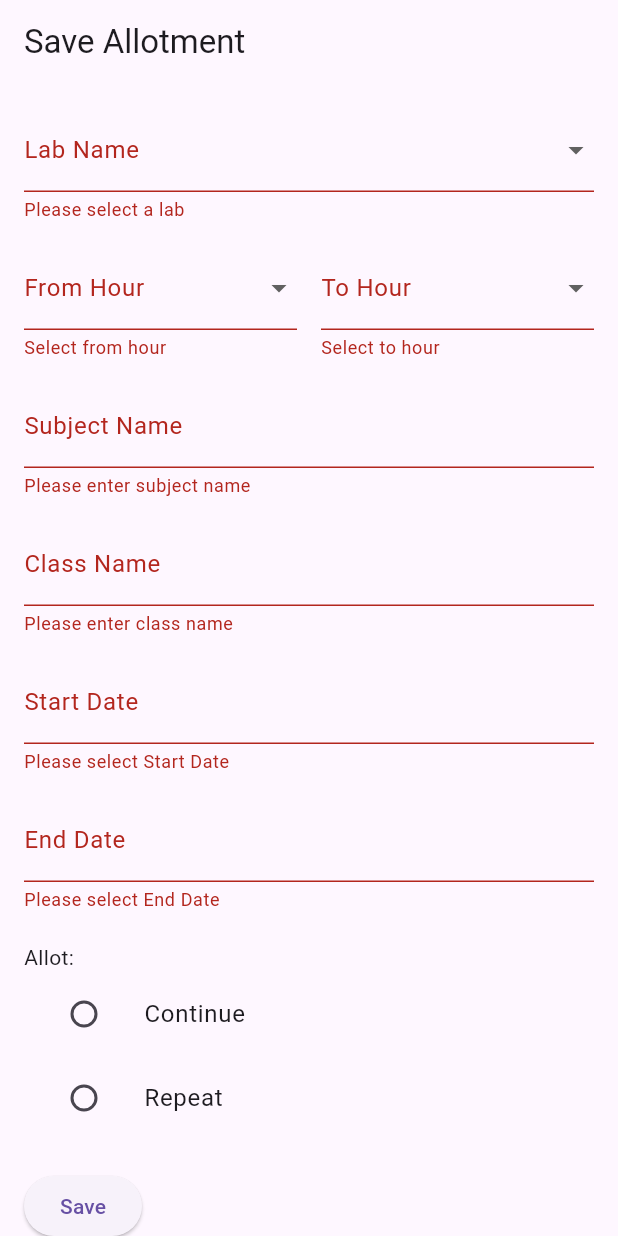
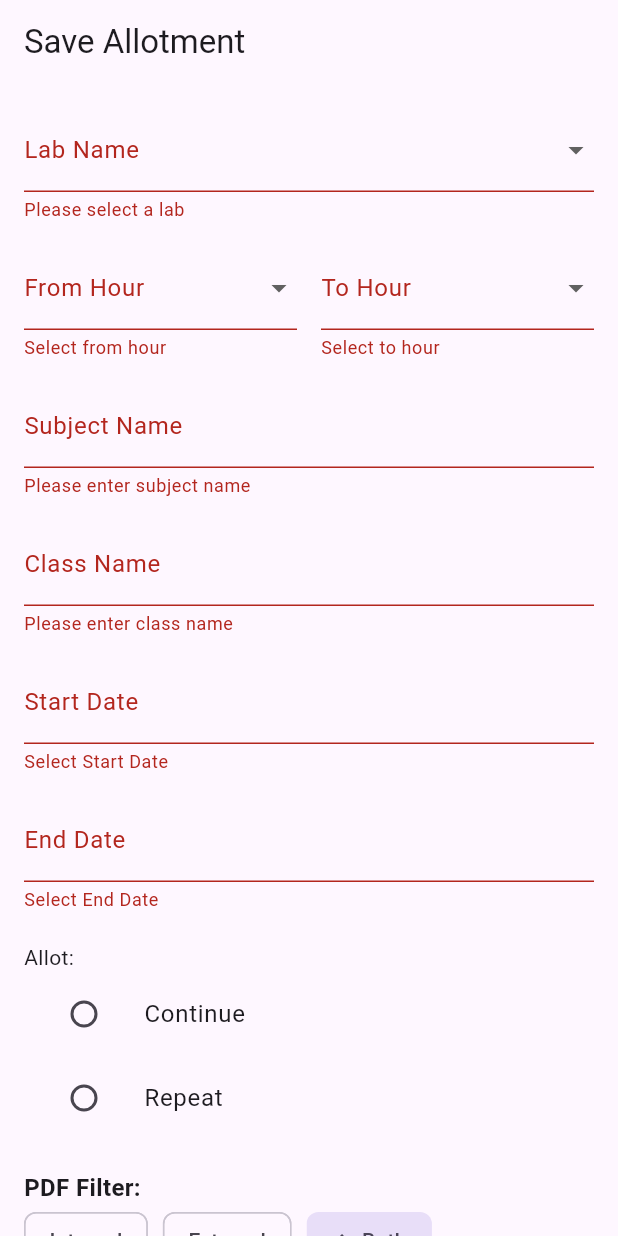
Before and after one commit to varunpnair92/fisatttflutter, a Flutter app: the SaveAllotmentPage screen opened directly, after a tap on "Save", on a phone screen of 412 x 824 dp. Run offline on Flutter 3.47's test engine with Material 3 defaults, Android fonts, the phone set to English and light mode, and no system bars; our stand-ins replace firebase_auth, firebase_core, get, google_sign_in, open_file, pdf and 3 more; accounts and stored records are empty; network calls fail.

Commit message:
Added daily pdf with filter for both external internal

```diff
--- a/lib/daily_report_pdf.dart
+++ b/lib/daily_report_pdf.dart
@@ -33,6 +33,7 @@ class DailyGridPdfGenerator {
   static Future<void> generate({
     required DateTime date,
     required LabController labController,
+    required String filter,   // NEW FILTER PARAMETER
   }) async {
 
     final pdf = pw.Document();
@@ -41,11 +42,22 @@ class DailyGridPdfGenerator {
     final formattedDate = df.format(date);
     final labMap = labController.labAllotments;
 
-    // Build our lookup map
+    // Build table map
     Map<String, Map<String, Map<String, dynamic>>> table = {};
+
     for (var lab in labOrder) {
       table[lab] = {};
+
       var entries = (labMap[lab] ?? []).cast<Map<String, dynamic>>();
+
+      // APPLY FILTER -------------------------
+      entries = entries.where((e) {
+        final ext = (e["external"] ?? "").toString().toLowerCase();
+        if (filter == "internal") return ext != "external" && ext != "yes";
+        if (filter == "external") return ext == "external" || ext == "yes";
+        return true; // both
+      }).toList();
+      // --------------------------------------
 
       for (var e in entries) {
         final hr = e["hours"]?.toString();
@@ -59,7 +71,6 @@ class DailyGridPdfGenerator {
     final labColWidth = 55.0;
     final remaining = pageWidth - labColWidth;
 
-    // Force hour width integer for stability
     final hourWidth = (remaining / uiHours.length).floorToDouble();
     final lastHourWidth = remaining - hourWidth * (uiHours.length - 1);
 
@@ -70,22 +81,23 @@ class DailyGridPdfGenerator {
     final headerStyle = pw.TextStyle(fontSize: 11, fontWeight: pw.FontWeight.bold);
     final cellStyle = pw.TextStyle(fontSize: 9);
 
-    // Build PDF Page
     pdf.addPage(
       pw.Page(
         pageFormat: PdfPageFormat.a4.landscape,
         margin: pw.EdgeInsets.all(10),
-        build: (pw.Context ctx) {
+        build: (_) {
           return pw.Column(
             crossAxisAlignment: pw.CrossAxisAlignment.start,
             children: [
-
               pw.Container(
                 width: double.infinity,
                 padding: pw.EdgeInsets.all(8),
                 decoration: pw.BoxDecoration(border: pw.Border.all(width: 1)),
                 alignment: pw.Alignment.center,
-                child: pw.Text("DAILY LAB ALLOTMENT", style: pw.TextStyle(fontSize: 18, fontWeight: pw.FontWeight.bold)),
+                child: pw.Text(
+                  "DAILY LAB ALLOTMENT (${filter.toUpperCase()})",
+                  style: pw.TextStyle(fontSize: 18, fontWeight: pw.FontWeight.bold),
+                ),
               ),
 
               pw.SizedBox(height: 5),
@@ -93,7 +105,7 @@ class DailyGridPdfGenerator {
 
               pw.SizedBox(height: 8),
 
-              // HEADER ROW
+              // HEADER
               pw.Row(
                 children: [
                   pw.Container(
@@ -118,7 +130,6 @@ class DailyGridPdfGenerator {
 
               pw.SizedBox(height: 2),
 
-              // DATA ROWS
               ...labOrder.map((lab) {
                 return _buildLabRow(
                   lab: lab,
@@ -139,7 +150,6 @@ class DailyGridPdfGenerator {
       ),
     );
 
-    // SAVE & OPEN
     final dir = await getApplicationDocumentsDirectory();
     final file = File("${dir.path}/daily_lab_${formattedDate}.pdf");
     await file.writeAsBytes(await pdf.save());
@@ -158,12 +168,9 @@ class DailyGridPdfGenerator {
     required pw.TextStyle headerStyle,
     required pw.TextStyle cellStyle,
   }) {
-
     List<String> hourOrder = ["1","2","3","4","8","5","6","7"];
-
     List<pw.Widget> cells = [];
 
-    // LAB NAME
     cells.add(
       pw.Container(
         width: labColWidth,
@@ -187,7 +194,6 @@ class DailyGridPdfGenerator {
         continue;
       }
 
-      // MERGE LOGIC
       final subj = entry["subject_name"] ?? "";
       final cls = entry["class_name"] ?? "";
       final ext = entry["external"]?.toString()?.toLowerCase() ?? "no";
@@ -211,7 +217,6 @@ class DailyGridPdfGenerator {
         } else break;
       }
 
-      // Compute merged width EXACT integer
       double mergedWidth = 0;
       for (int k = i; k < j; k++) {
         mergedWidth += (k == hourOrder.length - 1) ? lastHourWidth : hourWidth;
--- a/lib/lab_controller.dart
+++ b/lib/lab_controller.dart
@@ -14,6 +14,7 @@ class LabController extends GetxController {
   var labAllotments2 = <Labexternal>[].obs;
   var labAllotmentsR = <String, List<Map<String, dynamic>>>{}.obs;
   var apiData = <Labexternal>[].obs;
+    var pdfFilter = 'both'.obs;
 
   // ✅ allot is NOT set here → only controlled by UI
   var formData = <String, String>{
--- a/lib/save_allotment_page.dart
+++ b/lib/save_allotment_page.dart
@@ -1,9 +1,9 @@
 import 'package:fisat_timetable/daily_report_pdf.dart';
-import 'package:fisat_timetable/laballotment_report.dart';
 import 'package:flutter/material.dart';
+import 'package:get/get.dart';
 import 'package:intl/intl.dart';
-import 'package:get/get.dart';
 import 'lab_controller.dart';
+import 'laballotment_report.dart';
 
 class SaveAllotmentPage extends StatelessWidget {
   final LabController labController = Get.put(LabController());
@@ -31,7 +31,6 @@ class SaveAllotmentPage extends StatelessWidget {
             crossAxisAlignment: CrossAxisAlignment.start,
             children: [
 
-              // ✅ LAB NAME
               DropdownButtonFormField<String>(
                 decoration: InputDecoration(labelText: 'Lab Name'),
                 items: labNames
@@ -44,22 +43,17 @@ class SaveAllotmentPage extends StatelessWidget {
 
               SizedBox(height: 16),
 
-              // ✅ FROM / TO HOUR
               Row(
                 children: [
                   Expanded(
                     child: DropdownButtonFormField<String>(
                       decoration: InputDecoration(labelText: 'From Hour'),
                       items: hoursList
-                          .map((hour) => DropdownMenuItem(
-                                value: hour,
-                                child: Text(hour),
-                              ))
+                          .map((hour) => DropdownMenuItem(value: hour, child: Text(hour)))
                           .toList(),
                       onChanged: (value) =>
                           labController.formData['from_hour'] = value ?? '',
-                      validator: (value) =>
-                          value == null ? 'Select from hour' : null,
+                      validator: (value) => value == null ? 'Select from hour' : null,
                     ),
                   ),
                   SizedBox(width: 16),
@@ -67,15 +61,11 @@ class SaveAllotmentPage extends StatelessWidget {
                     child: DropdownButtonFormField<String>(
                       decoration: InputDecoration(labelText: 'To Hour'),
                       items: hoursList
-                          .map((hour) => DropdownMenuItem(
-                                value: hour,
-                                child: Text(hour),
-                              ))
+                          .map((hour) => DropdownMenuItem(value: hour, child: Text(hour)))
                           .toList(),
                       onChanged: (value) =>
                           labController.formData['to_hour'] = value ?? '',
-                      validator: (value) =>
-                          value == null ? 'Select to hour' : null,
+                      validator: (value) => value == null ? 'Select to hour' : null,
                     ),
                   ),
                 ],
@@ -83,7 +73,6 @@ class SaveAllotmentPage extends StatelessWidget {
 
               SizedBox(height: 16),
 
-              // ✅ SUBJECT
               TextFormField(
                 decoration: InputDecoration(labelText: 'Subject Name'),
                 onChanged: (value) =>
@@ -94,7 +83,6 @@ class SaveAllotmentPage extends StatelessWidget {
 
               SizedBox(height: 16),
 
-              // ✅ CLASS
               TextFormField(
                 decoration: InputDecoration(labelText: 'Class Name'),
                 onChanged: (value) =>
@@ -105,7 +93,6 @@ class SaveAllotmentPage extends StatelessWidget {
 
               SizedBox(height: 16),
 
-              // ✅ START DATE
               _buildDateField(
                 'Start Date',
                 _startDateController,
@@ -115,7 +102,6 @@ class SaveAllotmentPage extends StatelessWidget {
 
               SizedBox(height: 16),
 
-              // ✅ END DATE
               _buildDateField(
                 'End Date',
                 _endDateController,
@@ -125,7 +111,6 @@ class SaveAllotmentPage extends StatelessWidget {
 
               SizedBox(height: 20),
 
-              // ✅ ✅ ✅ RADIO BUTTONS (PURE UI CONTROLLED)
               Text('Allot:'),
 
               Obx(() => ListTile(
@@ -133,9 +118,8 @@ class SaveAllotmentPage extends StatelessWidget {
                     leading: Radio<String>(
                       value: 'continue',
                       groupValue: labController.formData['allot'],
-                      onChanged: (value) {
-                        labController.formData['allot'] = value!;
-                      },
+                      onChanged: (value) =>
+                          labController.formData['allot'] = value!,
                     ),
                   )),
 
@@ -144,20 +128,43 @@ class SaveAllotmentPage extends StatelessWidget {
                     leading: Radio<String>(
                       value: 'repeat',
                       groupValue: labController.formData['allot'],
-                      onChanged: (value) {
-                        labController.formData['allot'] = value!;
-                      },
+                      onChanged: (value) =>
+                          labController.formData['allot'] = value!,
                     ),
                   )),
 
               SizedBox(height: 20),
 
-              // ✅ SAVE BUTTON
+              // -------------------------------------------------------
+              //     FILTER TOGGLE FOR PDF
+              // -------------------------------------------------------
+              Text("PDF Filter:", style: TextStyle(fontSize: 16, fontWeight: FontWeight.bold)),
+              Obx(() => Row(
+                    children: [
+                      ChoiceChip(
+                        label: Text("Internal"),
+                        selected: labController.pdfFilter.value == "internal",
+                        onSelected: (_) => labController.pdfFilter.value = "internal",
+                      ),
+                      SizedBox(width: 10),
+                      ChoiceChip(
+                        label: Text("External"),
+                        selected: labController.pdfFilter.value == "external",
+                        onSelected: (_) => labController.pdfFilter.value = "external",
+                      ),
+                      SizedBox(width: 10),
+                      ChoiceChip(
+                        label: Text("Both"),
+                        selected: labController.pdfFilter.value == "both",
+                        onSelected: (_) => labController.pdfFilter.value = "both",
+                      ),
+                    ],
+                  )),
+              SizedBox(height: 25),
+
               ElevatedButton(
                 onPressed: () {
                   if (_formKey.currentState!.validate()) {
-
-                    // ✅ Ensure radio is selected
                     if (!labController.formData.containsKey('allot')) {
                       Get.snackbar("Error", "Please select Continue or Repeat");
                       return;
@@ -167,13 +174,13 @@ class SaveAllotmentPage extends StatelessWidget {
                     final toHour = labController.formData['to_hour'];
 
                     if (fromHour != null && toHour != null) {
-                      final fromIndex = hoursList.indexOf(fromHour);
-                      final toIndex = hoursList.indexOf(toHour);
+                      final from = hoursList.indexOf(fromHour);
+                      final to = hoursList.indexOf(toHour);
 
-                      if (fromIndex <= toIndex) {
+                      if (from <= to) {
                         final selectedHours = hoursList
-                            .sublist(fromIndex, toIndex + 1)
-                            .map((h) => h == 'LB' ? '8' : h)
+                            .sublist(from, to + 1)
+                            .map((h) => h == "LB" ? "8" : h)
                             .toList();
 
                         labController.formData['hours_allotted'] =
@@ -188,10 +195,7 @@ class SaveAllotmentPage extends StatelessWidget {
                           endDateController: _endDateController,
                         );
                       } else {
-                        Get.snackbar(
-                          'Invalid Range',
-                          'From hour must be ≤ To hour',
-                        );
+                        Get.snackbar("Invalid", "From hour must be ≤ To hour");
                       }
                     }
                   }
@@ -201,7 +205,6 @@ class SaveAllotmentPage extends StatelessWidget {
 
               SizedBox(height: 20),
 
-              // ✅ REPORT BUTTONS
               Row(
                 mainAxisAlignment: MainAxisAlignment.spaceBetween,
                 children: [
@@ -217,10 +220,7 @@ class SaveAllotmentPage extends StatelessWidget {
                         );
                         Get.to(LabAllotmentsReport());
                       } else {
-                        Get.snackbar(
-                          'Error',
-                          'Please select both start & end dates.',
-                        );
+                        Get.snackbar("Error", "Select both start & end dates");
                       }
                     },
                     child: Text('Generate Report'),
@@ -229,14 +229,11 @@ class SaveAllotmentPage extends StatelessWidget {
                   ElevatedButton(
                     onPressed: () async {
                       if (_startDateController.text.isEmpty) {
-                        Get.snackbar(
-                          "Error",
-                          "Please select Start Date first.",
-                        );
+                        Get.snackbar("Error", "Select Start Date first.");
                         return;
                       }
 
-                      DateTime date = DateFormat('dd-MM-yyyy')
+                      final DateTime date = DateFormat('dd-MM-yyyy')
                           .parse(_startDateController.text);
 
                       await labController.fetchLabAllotmentsForDate(date);
@@ -244,12 +241,14 @@ class SaveAllotmentPage extends StatelessWidget {
                       await DailyGridPdfGenerator.generate(
                         date: date,
                         labController: labController,
+                        filter: labController.pdfFilter.value,  // PASS FILTER
                       );
                     },
                     child: Text("Generate Daily PDF"),
                   ),
                 ],
               ),
+
             ],
           ),
         ),
@@ -257,7 +256,6 @@ class SaveAllotmentPage extends StatelessWidget {
     );
   }
 
-  // ✅ DATE PICKER FIELD
   Widget _buildDateField(
     String label,
     TextEditingController controller,
@@ -277,15 +275,12 @@ class SaveAllotmentPage extends StatelessWidget {
         );
 
         if (selectedDate != null) {
-          final formattedDate =
-              DateFormat('dd-MM-yyyy').format(selectedDate);
-
-          labController.formData[field] = formattedDate;
-          controller.text = formattedDate;
+          final formatted = DateFormat('dd-MM-yyyy').format(selectedDate);
+          controller.text = formatted;
+          labController.formData[field] = formatted;
         }
       },
-      validator: (value) =>
-          value!.isEmpty ? 'Please select $label' : null,
+      validator: (value) => value!.isEmpty ? 'Select $label' : null,
     );
   }
 }
```
